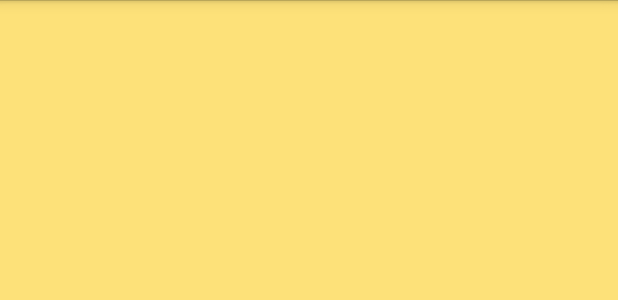
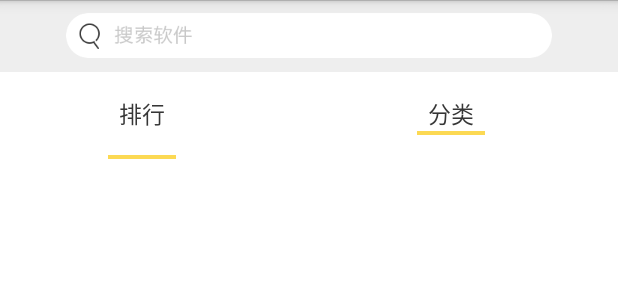
Before and after one commit to lineCode/BKAppStation, an Android app: the layout f_app.xml on its own in the app's theme, with its tools: preview values and no code run, on a phone screen of 412 x 824 dp. Shown: the top 300 px of the screen. Run offline under Robolectric (Android 15) with nearby library versions, the phone set to English and light mode, and no system bars; network calls fail.

```diff
--- a/app/src/main/java/com/xiaozi/appstore/activity/HomeActivity.kt
+++ b/app/src/main/java/com/xiaozi/appstore/activity/HomeActivity.kt
@@ -11,11 +11,11 @@ import cc.fish.cld_ctrl.appstate.entity.RespUpdate
 import cc.fish.cld_ctrl.common.util.DownloadUtils
 import cc.fish.coreui.BaseFragmentActivity
 import com.xiaozi.appstore.R
-import com.xiaozi.appstore.activity.fragments.AppFragment
 import com.xiaozi.appstore.activity.fragments.GameFragment
 import com.xiaozi.appstore.activity.fragments.HomeFragment
 import com.xiaozi.appstore.activity.fragments.MineFragment
 import com.xiaozi.appstore.ZToast
+import com.xiaozi.appstore.activity.fragments.AppFragment
 import com.xiaozi.appstore.safety
 import com.xiaozi.appstore.view.CommonDialog
 import kotlinx.android.synthetic.main.a_home.*
--- a/app/src/main/java/com/xiaozi/appstore/manager/IPresenters.kt
+++ b/app/src/main/java/com/xiaozi/appstore/manager/IPresenters.kt
@@ -3,6 +3,6 @@ package com.xiaozi.appstore.manager
 /**
  * Created by fish on 18-1-7.
  */
-interface INetAppListPresenter {
-    fun load(type: AppListType)
+interface INetAppsPresenter {
+    fun load(type: AppListType = AppListType.ALL, filter: String = "")
 }
--- a/app/src/main/res/layout/f_app.xml
+++ b/app/src/main/res/layout/f_app.xml
@@ -1,8 +1,63 @@
 <?xml version="1.0" encoding="utf-8"?>
-<LinearLayout
-    xmlns:android="http://schemas.android.com/apk/res/android"
+<LinearLayout xmlns:android="http://schemas.android.com/apk/res/android"
     android:layout_width="match_parent"
     android:layout_height="match_parent"
-    android:orientation="vertical"
-    android:background="@color/button_pg_used">
+    android:background="@color/common_bg"
+    android:orientation="vertical">
+
+    <FrameLayout
+        android:id="@+id/fl_fapp_search"
+        android:layout_width="match_parent"
+        android:layout_height="48dp"
+        android:background="@color/module_title_bg">
+
+        <ImageView
+            android:layout_width="wrap_content"
+            android:layout_height="wrap_content"
+            android:layout_gravity="center"
+            android:src="@drawable/search_bar" />
+    </FrameLayout>
+
+    <LinearLayout
+        android:layout_width="match_parent"
+        android:layout_height="wrap_content"
+        android:layout_marginTop="16dp"
+        android:orientation="horizontal">
+
+        <TextView
+            android:id="@+id/tv_fapp_tab_chart"
+            android:layout_width="0dp"
+            android:layout_height="wrap_content"
+            android:layout_weight="1"
+            android:drawableBottom="@drawable/icon_linebar"
+            android:drawablePadding="16dp"
+            android:gravity="center"
+            android:text="排行"
+            android:textColor="@color/text_dark"
+            android:textSize="@dimen/title_text" />
+
+        <TextView
+            android:id="@+id/tv_fapp_tab_category"
+            android:layout_width="0dp"
+            android:layout_height="wrap_content"
+            android:layout_weight="1"
+            android:drawableBottom="@drawable/icon_linebar"
+            android:layout_marginLeft="16dp"
+            android:layout_marginRight="16dp"
+            android:gravity="center"
+            android:text="分类"
+            android:textColor="@color/text_dark"
+            android:textSize="@dimen/title_text" />
+    </LinearLayout>
+
+    <android.support.v7.widget.RecyclerView
+        android:id="@+id/rv_fapp_chart"
+        android:layout_width="match_parent"
+        android:layout_height="match_parent"/>
+    <LinearLayout
+        android:id="@+id/ll_fapp_category"
+        android:layout_width="match_parent"
+        android:layout_height="match_parent"
+        android:orientation="vertical">
+    </LinearLayout>
 </LinearLayout>
--- a/uicore/src/main/java/cc/fish/coreui/BaseFragment.java
+++ b/uicore/src/main/java/cc/fish/coreui/BaseFragment.java
@@ -48,7 +48,7 @@ abstract public class BaseFragment extends Fragment implements View.OnClickListe
     abstract protected View initView(LayoutInflater inflater);
 
     /*** will be called when the tab selected ***/
-    abstract protected void onSelected();
+    protected void onSelected(){}
 
     protected void click(View v){}
 
```
Also changed, not shown: app/src/main/java/com/xiaozi/appstore/activity/fragments/AppFragment.kt (deleted, +0 -20 lines), app/src/main/java/com/xiaozi/appstore/activity/fragments/BaseAppListFragment.kt (added, +95 -0 lines), app/src/main/java/com/xiaozi/appstore/activity/fragments/GameFragment.kt (deleted, +0 -20 lines), app/src/main/java/com/xiaozi/appstore/activity/fragments/HomeFragment.kt (+17 -21 lines), app/src/main/java/com/xiaozi/appstore/manager/DataManager.kt (+34 -10 lines), app/src/main/java/com/xiaozi/appstore/manager/NetManager.kt (+8 -5 lines), app/src/main/java/com/xiaozi/appstore/manager/PresenterImpls.kt (+6 -5 lines), app/src/main/java/com/xiaozi/appstore/view/ViewHolders.kt (+24 -7 lines), app/src/main/res/layout/i_applist.xml (added, +74 -0 lines).
